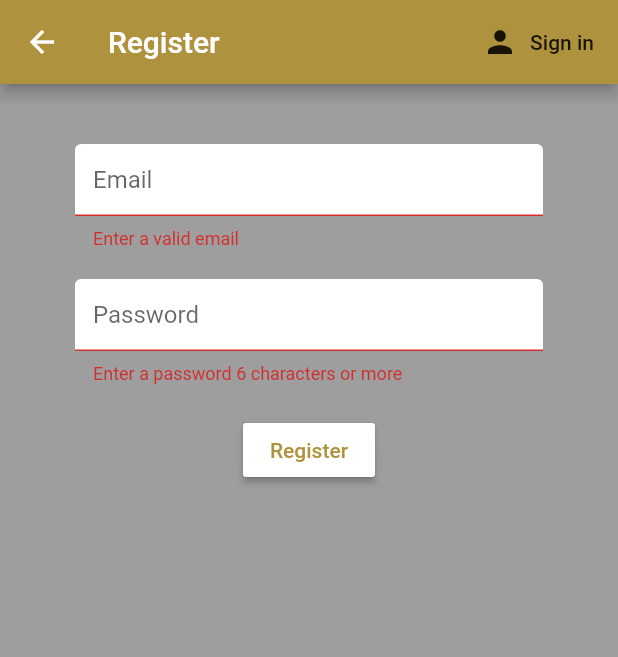
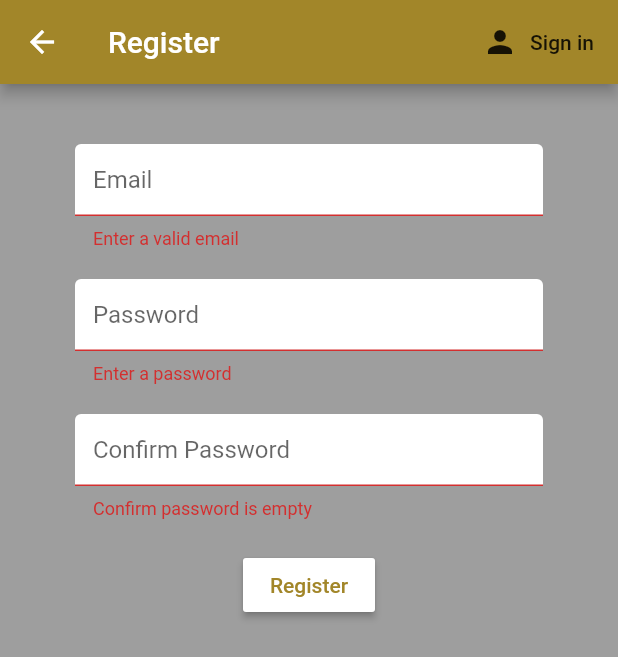
Before and after one commit to porumdc/AMO-Homebase, a Flutter app: the Register screen opened directly, after a tap on "Register", on a phone screen of 412 x 824 dp. Shown: the top 657 px of the screen. Run offline on Flutter 3.47's test engine with Material 2 defaults, Android fonts, the phone set to English and light mode, and no system bars; our stand-ins replace cloud_firestore, firebase_auth, flutter_spinkit; accounts and stored records are empty.

Commit message:
Added Password Validation

```diff
--- a/lib/screens/authenticate/register.dart
+++ b/lib/screens/authenticate/register.dart
@@ -15,12 +15,43 @@ class _RegisterState extends State<Register> {
 
 	final AuthService _auth = AuthService();
 	final _formKey = GlobalKey<FormState>();
+	final TextEditingController _confirmPassword = TextEditingController();
+	final TextEditingController _password = TextEditingController();
 	bool loading = false;
 
 	String email = '';
 	String password = '';
 	String error = '';
-	//Color myColor = af923d;
+	String confirmPassword = '';
+	//Color myColor = 0xFFA28629;
+
+	bool validationEqual(String currentValue, String checkValue){
+		if( currentValue == checkValue){
+			return true;
+		} else {
+			return false;
+		}
+	}
+
+	String validatorPassword(String value){
+		if(value.isEmpty){
+			return 'Enter a password';
+		}
+		else if(value.length < 6){
+			return 'Enter a password with 6 characters or more';
+		}
+		return null;
+	}
+
+	String validatorConfirmPassword(String value){
+		if(value.isEmpty){
+			return 'Enter a password';
+		}
+		else if(value.length < 6){
+			return 'Enter a password with 6 characters or more';
+		}
+		return null;
+	}
 
 	@override
 	Widget build(BuildContext context){
@@ -28,7 +59,7 @@ class _RegisterState extends State<Register> {
 		return loading ? Loading() : Scaffold(
 			backgroundColor: Colors.grey[500],
 			appBar: AppBar(
-				backgroundColor: Color(0xFFAF923D),
+				backgroundColor: Color(0xFFA28629),
 				title: Text("Register"),
 				actions: <Widget> [
 					FlatButton.icon(
@@ -54,9 +85,9 @@ class _RegisterState extends State<Register> {
 
 							TextFormField(
 								decoration: textInputDecoration.copyWith(hintText: 'Email'),
-								validator: (val) => val.isEmpty ? 'Enter a valid email' : null,
-								onChanged: (val) {
-									setState(() => email = val);
+								validator: (valEmail) => valEmail.isEmpty ? 'Enter a valid email' : null,
+								onChanged: (valEmail) {
+									setState(() => email = valEmail);
 								}
 							),
 
@@ -64,10 +95,35 @@ class _RegisterState extends State<Register> {
 
 							TextFormField(
 								decoration: textInputDecoration.copyWith(hintText: 'Password'),
+								controller: _password,
 								obscureText: true,
-								validator: (val) => val.length < 6 ? 'Enter a password 6 characters or more' : null,
-								onChanged: (val) {
-									setState(() => password = val);
+								validator: validatorPassword,
+									/*if(val.length < 6){
+										'Enter a password 6 characters or more';
+									}
+									if(_confirmPassword.text != _password.text){
+										'Password not match';
+									}
+									return null;*/
+								onChanged: (validatorPassword) {
+									setState(() => password = validatorPassword);
+								}
+							),
+
+							SizedBox(height: 20.0),
+
+							TextFormField(
+								decoration: textInputDecoration.copyWith(hintText: 'Confirm Password'),
+								obscureText: true,
+								controller: _confirmPassword,
+								validator: (valConfirmPassword) {
+									return valConfirmPassword.isEmpty
+										? 'Confirm password is empty'
+										: validationEqual (valConfirmPassword, _password.text)
+										? null : 'Password not match';
+								},
+								onChanged: (valConfirmPassword) {
+									setState(() => confirmPassword = valConfirmPassword);
 								}
 							),
 
@@ -76,7 +132,7 @@ class _RegisterState extends State<Register> {
 							RaisedButton(
 								color: Colors.white,
 								child: Text('Register',
-									style: TextStyle(color: Color(0xFFAF923D)),
+									style: TextStyle(color: Color(0xFFA28629)),
 								),
 								onPressed: () async {
 									if(_formKey.currentState.validate()){
@@ -86,6 +142,8 @@ class _RegisterState extends State<Register> {
 											setState(() => error = 'Please supply a valid email');
 											loading = false;
 										}
+										print(_password.text);
+										print(_confirmPassword.text);
 									}
 								},
 							),
@@ -100,6 +158,7 @@ class _RegisterState extends State<Register> {
 					),
 				),
 			),
+
 		);
 	}
 }
--- a/lib/screens/authenticate/sign_in.dart
+++ b/lib/screens/authenticate/sign_in.dart
@@ -27,7 +27,7 @@ class _SignInState extends State<SignIn>{
 		return loading ? Loading() : Scaffold(
 			backgroundColor: Colors.grey[500],
 			appBar: AppBar(
-				backgroundColor: Color(0xFFAF923D),
+				backgroundColor: Color(0xFFA28629),
 				title: Text('Sign in'),
 				actions: <Widget> [
 					FlatButton.icon(
@@ -47,7 +47,7 @@ class _SignInState extends State<SignIn>{
 					key: _formKey,
 
 					child: Column(
-						children: <Widget> [
+						children: <Widget>[
 
 							SizedBox(height: 20.0),
 
@@ -75,7 +75,7 @@ class _SignInState extends State<SignIn>{
 							RaisedButton(
 								color: Colors.white,
 								child: Text('Sign in',
-									style: TextStyle(color: Color(0xFFAF923D)),
+									style: TextStyle(color: Color(0xFFA28629)),
 								),
 								onPressed: () async {
 									if(_formKey.currentState.validate()){
--- a/lib/services/auth.dart
+++ b/lib/services/auth.dart
@@ -1,5 +1,6 @@
 import 'package:amo/models/user.dart';
 import 'package:firebase_auth/firebase_auth.dart';
+import 'package:amo/services/database.dart';
 
 class AuthService {
 
@@ -19,6 +20,9 @@ class AuthService {
 		try{
 			AuthResult result = await _auth.signInWithEmailAndPassword(email: email, password: password);
 			FirebaseUser user = result.user;
+
+			await DatabaseService(uid: user.uid).updateUserData('','', 0);
+
 			return _userFromFirebaseUser(user);
 		} catch(e){
 			print(e.toString());
--- a/pubspec.yaml
+++ b/pubspec.yaml
@@ -50,9 +50,10 @@ flutter:
   uses-material-design: true
 
   # To add assets to your application, add an assets section, like this:
-  # assets:
+  assets:
   #   - images/a_dot_burr.jpeg
   #   - images/a_dot_ham.jpeg
+    - lib/assets/
 
   # An image asset can refer to one or more resolution-specific "variants", see
   # https://flutter.dev/assets-and-images/#resolution-aware.
```
Also changed, not shown: lib/models/amomodel.dart (added, +7 -0 lines), lib/screens/home/amodatalist.dart (added, +30 -0 lines), lib/screens/home/datatile.dart (added, +26 -0 lines), lib/screens/home/home.dart (+10 -2 lines), lib/services/database.dart (added, +37 -0 lines), lib/assets/amologo.png (added).
